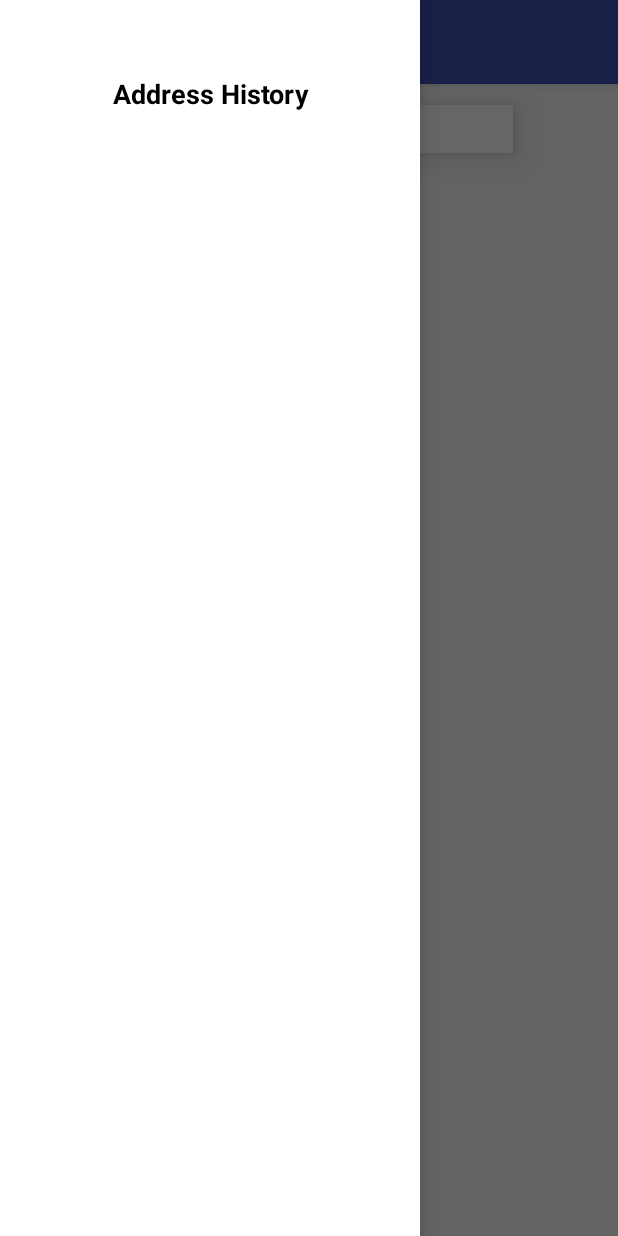
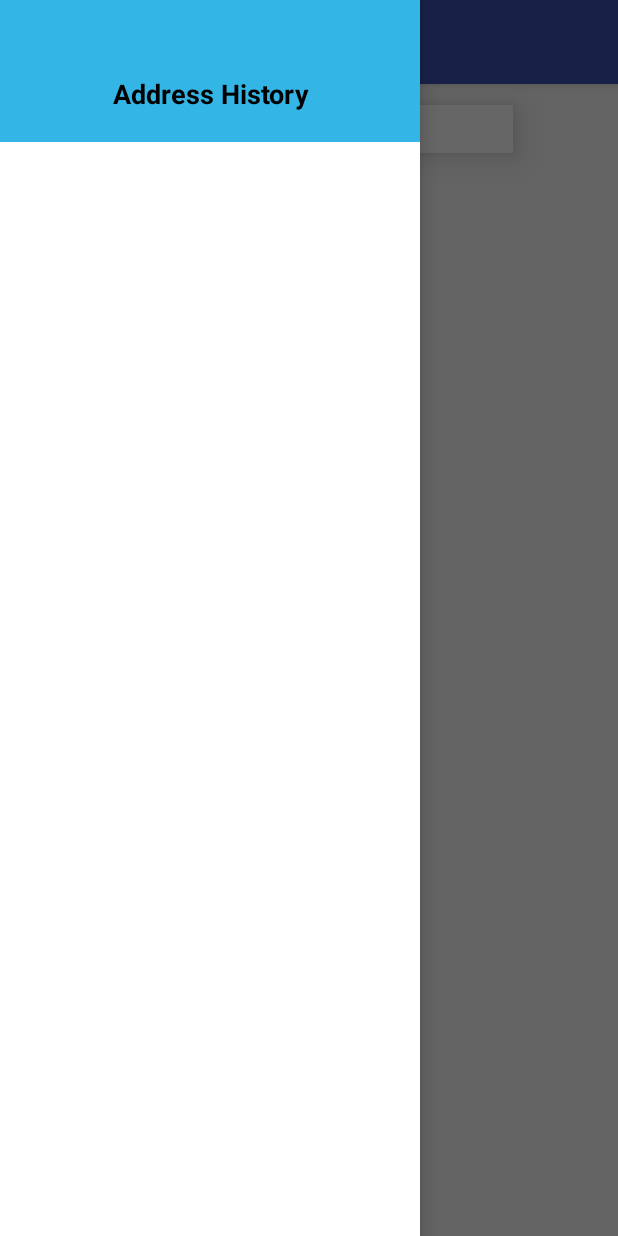
Before and after one commit to Satyre/CPMapTest, an Android app: the screen it shows after launch (MainActivity), with the side drawer open, on a phone screen of 412 x 824 dp. Run offline under Robolectric (Android 15) with nearby library versions, the phone set to English and light mode, and no system bars; libraries missing offline, so code that uses them is left out: com.mapbox.mapboxsdk, com.mapbox.services, com.orm; 7 statements that could not run were skipped.

Commit message:
Etape 7
UI update

```diff
--- a/app/src/main/java/com/satyre/cpmaptest/MapBoxClass.java
+++ b/app/src/main/java/com/satyre/cpmaptest/MapBoxClass.java
@@ -11,6 +11,9 @@ import android.util.Log;
 import android.view.inputmethod.InputMethodManager;
 
 import com.mapbox.mapboxsdk.Mapbox;
+import com.mapbox.mapboxsdk.annotations.Icon;
+import com.mapbox.mapboxsdk.annotations.IconFactory;
+import com.mapbox.mapboxsdk.annotations.Marker;
 import com.mapbox.mapboxsdk.annotations.MarkerView;
 import com.mapbox.mapboxsdk.annotations.MarkerViewOptions;
 import com.mapbox.mapboxsdk.camera.CameraPosition;
@@ -48,12 +51,18 @@ public abstract class MapBoxClass extends AppCompatActivity {
 
     public void addMarker(final LatLng pinLocation, String address) {
         //Add Pick up marker and force focus on it
+        IconFactory iconFactory = IconFactory.getInstance(MapBoxClass.this);
+
         if (pickupMarker == null) {
+
+            Icon iconPickup = iconFactory.fromResource(R.drawable.pickup_img);
+
             // Build pickupMarker
             pickupMarker = map.addMarker(new MarkerViewOptions()
                     .position(pinLocation)
                     .title(getString(R.string.pick_up))
-                    .snippet(address));
+                    .snippet(address)
+                    .icon(iconPickup));
 
             // Animate camera to geocoder result location
             CameraPosition cameraPosition = new CameraPosition.Builder()
@@ -78,11 +87,22 @@ public abstract class MapBoxClass extends AppCompatActivity {
             if (arrivalMarker != null) {
                 arrivalMarker.setPosition(pinLocation);
                 arrivalMarker.setSnippet(address);
-            } else
+            } else {
+                Icon iconArrival = iconFactory.fromResource(R.drawable.flag_arrival);
                 arrivalMarker = map.addMarker(new MarkerViewOptions()
                         .position(pinLocation)
-                        .title(getString(R.string.arrival)));
+                        .title(getString(R.string.arrival))
+                        .icon(iconArrival));
+            }
+
         }
+
+        map.setOnMarkerClickListener(new MapboxMap.OnMarkerClickListener() {
+            @Override
+            public boolean onMarkerClick(@NonNull Marker marker) {
+                return false;
+            }
+        });
         addAddressToDB(address, pinLocation);
     }
 
--- a/app/src/main/res/layout/activity_main.xml
+++ b/app/src/main/res/layout/activity_main.xml
@@ -24,7 +24,7 @@
         <RelativeLayout
             android:layout_width="wrap_content"
             android:layout_height="match_parent"
-            android:background="@android:color/white">
+            android:background="@android:color/holo_blue_light">
 
             <TextView
                 android:id="@+id/historyTitle"
@@ -35,14 +35,16 @@
                 android:text="@string/address_history"
                 android:textColor="@android:color/black"
                 android:textSize="18sp"
-                android:textStyle="bold" />
+                android:textStyle="bold"
+                android:background="@android:color/holo_blue_light"/>
 
             <ListView
                 android:id="@+id/historyList"
                 android:layout_width="wrap_content"
                 android:layout_height="match_parent"
                 android:layout_below="@+id/historyTitle"
-                android:layout_marginTop="20dp" />
+                android:layout_marginTop="20dp"
+                android:background="@android:color/white"/>
         </RelativeLayout>
     </android.support.design.widget.NavigationView>
 
```
Also changed, not shown: app/src/main/res/layout/drawer_cell.xml (+9 -1 lines), app/src/main/res/layout/map_main.xml (+4 -4 lines), app/src/main/res/drawable-hdpi/flag_arrival.png (added), app/src/main/res/drawable-hdpi/pickup_img.png (added), app/src/main/res/drawable-mdpi/flag_arrival.png (added), app/src/main/res/drawable-mdpi/pickup_img.png (added), app/src/main/res/drawable-xhdpi/flag_arrival.png (added), app/src/main/res/drawable-xhdpi/pickup_img.png (added), app/src/main/res/drawable-xxhdpi/flag_arrival.png (added), app/src/main/res/drawable-xxhdpi/pickup_img.png (added), app/src/main/res/drawable/ic_history_48px.png (added).
